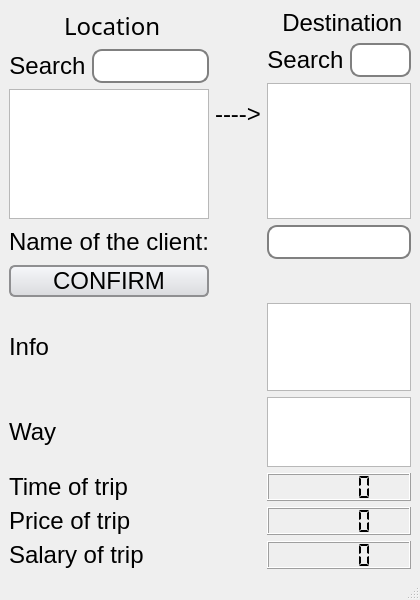
The window that mainwindow.ui (CoolManXD/TaxiPark-CourseWorkOOP-QT) describes before a commit, drawn with Qt 5.
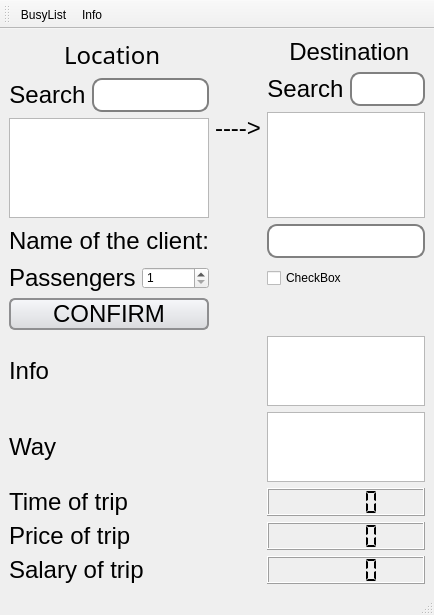
The same window after the commit. Icons and pictures are not drawn.

Patch:
```diff
--- a/mainwindow.ui
+++ b/mainwindow.ui
@@ -6,8 +6,8 @@
    <rect>
     <x>0</x>
     <y>0</y>
-    <width>420</width>
-    <height>600</height>
+    <width>434</width>
+    <height>615</height>
    </rect>
   </property>
   <property name="minimumSize">
@@ -73,14 +73,17 @@
   </property>
   <widget class="QWidget" name="centralwidget">
    <layout class="QGridLayout" name="gridLayout">
+    <item row="1" column="2">
+     <widget class="QLineEdit" name="editNameClient"/>
+    </item>
     <item row="7" column="0">
-     <widget class="QLabel" name="labelSalary">
+     <widget class="QLabel" name="labelTimeWay">
       <property name="text">
-       <string>Salary of trip</string>
+       <string>Time of trip</string>
       </property>
      </widget>
     </item>
-    <item row="6" column="0">
+    <item row="8" column="0">
      <widget class="QLabel" name="labelPrice">
       <property name="text">
        <string>Price of trip</string>
@@ -88,34 +91,22 @@
      </widget>
     </item>
     <item row="5" column="0">
-     <widget class="QLabel" name="labelTimeWay">
+     <widget class="QLabel" name="labelnfo">
       <property name="text">
-       <string>Time of trip</string>
+       <string>Info</string>
       </property>
      </widget>
     </item>
-    <item row="4" column="0">
-     <widget class="QLabel" name="labelWay">
-      <property name="maximumSize">
-       <size>
-        <width>16777215</width>
-        <height>85</height>
-       </size>
-      </property>
-      <property name="text">
-       <string>Way</string>
-      </property>
-     </widget>
-    </item>
-    <item row="4" column="2">
-     <widget class="QTextBrowser" name="textWay">
-      <property name="maximumSize">
-       <size>
-        <width>16777215</width>
-        <height>85</height>
-       </size>
-      </property>
-     </widget>
+    <item row="1" column="0">
+     <layout class="QHBoxLayout" name="horizontalLayout_3">
+      <item>
+       <widget class="QLabel" name="labelNameClient">
+        <property name="text">
+         <string>Name of the client:</string>
+        </property>
+       </widget>
+      </item>
+     </layout>
     </item>
     <item row="0" column="1">
      <widget class="QLabel" name="arrow">
@@ -130,20 +121,10 @@
       </property>
      </widget>
     </item>
-    <item row="7" column="2">
-     <widget class="QLCDNumber" name="valueSalary">
-      <property name="segmentStyle">
-       <enum>QLCDNumber::Flat</enum>
-      </property>
-     </widget>
-    </item>
-    <item row="1" column="2">
-     <widget class="QLineEdit" name="editNameClient"/>
-    </item>
     <item row="0" column="2">
      <layout class="QVBoxLayout" name="verticalLayout_2">
       <item>
-       <widget class="QLabel" name="labelNameD">
+       <widget class="QLabel" name="labelDestination">
         <property name="styleSheet">
          <string notr="true"/>
         </property>
@@ -161,7 +142,7 @@
       <item>
        <layout class="QHBoxLayout" name="horizontalLayout_2">
         <item>
-         <widget class="QLabel" name="labelSearchD">
+         <widget class="QLabel" name="labelSearchDestination">
           <property name="text">
            <string>Search</string>
           </property>
@@ -171,7 +152,7 @@
          </widget>
         </item>
         <item>
-         <widget class="QLineEdit" name="editSearchD">
+         <widget class="QLineEdit" name="editSearchDestination">
           <property name="styleSheet">
            <string notr="true"/>
           </property>
@@ -180,7 +161,7 @@
        </layout>
       </item>
       <item>
-       <widget class="QListWidget" name="listD">
+       <widget class="QListWidget" name="listDestination">
         <property name="cursor" stdset="0">
          <cursorShape>PointingHandCursor</cursorShape>
         </property>
@@ -188,10 +169,47 @@
       </item>
      </layout>
     </item>
+    <item row="6" column="2">
+     <widget class="QTextBrowser" name="textWay">
+      <property name="maximumSize">
+       <size>
+        <width>16777215</width>
+        <height>85</height>
+       </size>
+      </property>
+     </widget>
+    </item>
+    <item row="7" column="2">
+     <widget class="QLCDNumber" name="valueTimeWay">
+      <property name="smallDecimalPoint">
+       <bool>false</bool>
+      </property>
+      <property name="digitCount">
+       <number>5</number>
+      </property>
+      <property name="segmentStyle">
+       <enum>QLCDNumber::Flat</enum>
+      </property>
+     </widget>
+    </item>
+    <item row="9" column="0">
+     <widget class="QLabel" name="labelSalary">
+      <property name="text">
+       <string>Salary of trip</string>
+      </property>
+     </widget>
+    </item>
+    <item row="9" column="2">
+     <widget class="QLCDNumber" name="valueSalary">
+      <property name="segmentStyle">
+       <enum>QLCDNumber::Flat</enum>
+      </property>
+     </widget>
+    </item>
     <item row="0" column="0">
      <layout class="QVBoxLayout" name="verticalLayout">
       <item>
-       <widget class="QLabel" name="labelNameL">
+       <widget class="QLabel" name="labelLocation">
         <property name="font">
          <font>
           <family>Franklin Gothic Medium Cond</family>
@@ -211,7 +229,7 @@
       <item>
        <layout class="QHBoxLayout" name="horizontalLayout">
         <item>
-         <widget class="QLabel" name="labelSearchL">
+         <widget class="QLabel" name="labelSearchLocation">
           <property name="text">
            <string>Search</string>
           </property>
@@ -221,7 +239,7 @@
          </widget>
         </item>
         <item>
-         <widget class="QLineEdit" name="editSearchL">
+         <widget class="QLineEdit" name="editSearchLocation">
           <property name="enabled">
            <bool>true</bool>
           </property>
@@ -233,7 +251,7 @@
        </layout>
       </item>
       <item>
-       <widget class="QListWidget" name="listL">
+       <widget class="QListWidget" name="listLocation">
         <property name="font">
          <font>
           <family>Franklin Gothic Medium Cond</family>
@@ -247,55 +265,7 @@
       </item>
      </layout>
     </item>
-    <item row="3" column="2">
-     <widget class="QTextBrowser" name="textInfo">
-      <property name="maximumSize">
-       <size>
-        <width>16777215</width>
-        <height>150</height>
-       </size>
-      </property>
-     </widget>
-    </item>
-    <item row="5" column="2">
-     <widget class="QLCDNumber" name="valueTimeWay">
-      <property name="smallDecimalPoint">
-       <bool>false</bool>
-      </property>
-      <property name="digitCount">
-       <number>5</number>
-      </property>
-      <property name="segmentStyle">
-       <enum>QLCDNumber::Flat</enum>
-      </property>
-     </widget>
-    </item>
-    <item row="6" column="2">
-     <widget class="QLCDNumber" name="valuePrice">
-      <property name="segmentStyle">
-       <enum>QLCDNumber::Flat</enum>
-      </property>
-     </widget>
-    </item>
-    <item row="1" column="0">
-     <layout class="QHBoxLayout" name="horizontalLayout_3">
-      <item>
-       <widget class="QLabel" name="labelNameClient">
-        <property name="text">
-         <string>Name of the client:</string>
-        </property>
-       </widget>
-      </item>
-     </layout>
-    </item>
-    <item row="3" column="0">
-     <widget class="QLabel" name="labelnfo">
-      <property name="text">
-       <string>Info</string>
-      </property>
-     </widget>
-    </item>
-    <item row="2" column="0">
+    <item row="4" column="0">
      <widget class="QPushButton" name="confirmButton">
       <property name="cursor">
        <cursorShape>PointingHandCursor</cursorShape>
@@ -308,19 +278,100 @@
       </property>
      </widget>
     </item>
+    <item row="8" column="2">
+     <widget class="QLCDNumber" name="valuePrice">
+      <property name="segmentStyle">
+       <enum>QLCDNumber::Flat</enum>
+      </property>
+     </widget>
+    </item>
+    <item row="2" column="2">
+     <widget class="QCheckBox" name="checkBox">
+      <property name="text">
+       <string>CheckBox</string>
+      </property>
+     </widget>
+    </item>
+    <item row="5" column="2">
+     <widget class="QTextBrowser" name="textInfo">
+      <property name="maximumSize">
+       <size>
+        <width>16777215</width>
+        <height>150</height>
+       </size>
+      </property>
+     </widget>
+    </item>
+    <item row="2" column="0">
+     <layout class="QHBoxLayout" name="horizontalLayout_6">
+      <item>
+       <widget class="QLabel" name="label">
+        <property name="text">
+         <string>Passengers</string>
+        </property>
+       </widget>
+      </item>
+      <item>
+       <widget class="QSpinBox" name="spinBox">
+        <property name="minimum">
+         <number>1</number>
+        </property>
+        <property name="maximum">
+         <number>4</number>
+        </property>
+       </widget>
+      </item>
+     </layout>
+    </item>
+    <item row="6" column="0">
+     <widget class="QLabel" name="labelWay">
+      <property name="maximumSize">
+       <size>
+        <width>16777215</width>
+        <height>85</height>
+       </size>
+      </property>
+      <property name="text">
+       <string>Way</string>
+      </property>
+     </widget>
+    </item>
    </layout>
   </widget>
-  <widget class="QMenuBar" name="menubar">
+  <widget class="QStatusBar" name="statusbar"/>
+  <widget class="QToolBar" name="toolBar">
+   <property name="windowTitle">
+    <string>toolBar</string>
+   </property>
+   <attribute name="toolBarArea">
+    <enum>TopToolBarArea</enum>
+   </attribute>
+   <attribute name="toolBarBreak">
+    <bool>false</bool>
+   </attribute>
+   <addaction name="actionBusyList"/>
+   <addaction name="actionInfo"/>
+  </widget>
+  <widget class="QMenuBar" name="menuBar">
    <property name="geometry">
     <rect>
      <x>0</x>
      <y>0</y>
-     <width>420</width>
+     <width>434</width>
      <height>21</height>
     </rect>
    </property>
   </widget>
-  <widget class="QStatusBar" name="statusbar"/>
+  <action name="actionBusyList">
+   <property name="text">
+    <string>BusyList</string>
+   </property>
+  </action>
+  <action name="actionInfo">
+   <property name="text">
+    <string>Info</string>
+   </property>
+  </action>
  </widget>
  <resources>
   <include location="Resources.qrc"/>
```
